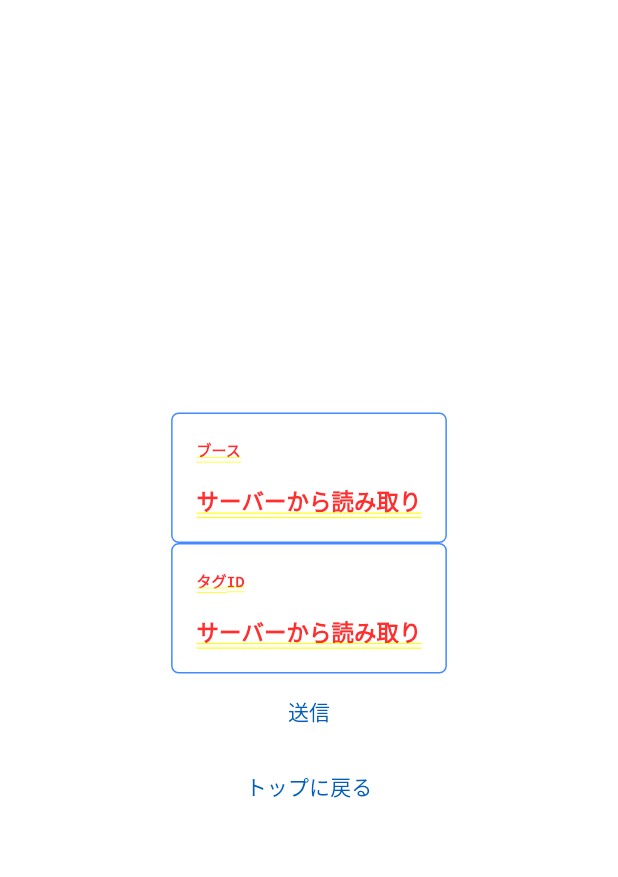
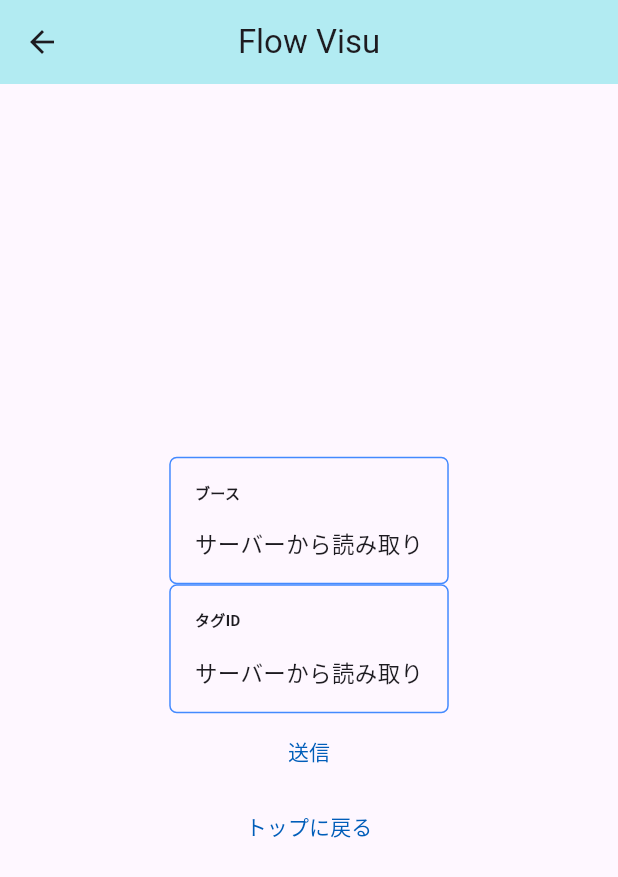
Before and after one commit to takaya0079/flow_visu_flutter, a Flutter app: the SensorPage screen opened by its route, after a tap on "タグの読み取り", on a phone screen of 412 x 824 dp. Shown: the top 877 px of the screen. Run offline on Flutter 3.47's test engine with Material 2 defaults, Android fonts, the phone set to English and light mode, and no system bars.

Commit message:
header name

```diff
--- /dev/null
+++ b/lib/components/header.dart
@@ -0,0 +1,19 @@
+import 'package:flutter/material.dart';
+
+class CustomAppBar extends StatelessWidget implements PreferredSizeWidget {
+  final String title;
+
+  CustomAppBar({required this.title});
+
+  @override
+  Widget build(BuildContext context) {
+    return AppBar(
+      title: Text(title),
+      centerTitle: true, // タイトルを中央揃えにします
+      backgroundColor: Colors.cyan[100], // 背景を薄い水色に設定します
+    );
+  }
+
+  @override
+  Size get preferredSize => Size.fromHeight(kToolbarHeight);
+}
--- a/lib/main.dart
+++ b/lib/main.dart
@@ -3,6 +3,7 @@ import 'package:flow_visu_flutter/pages/SensorPage.dart';
 import './pages/TopPage.dart';
 import './pages/co.dart';
 import './pages/StartPage.dart';
+import './pages/NamePage.dart';
 import 'package:flutter/material.dart';
 
 void main() {
@@ -27,6 +28,7 @@ class MyApp extends StatelessWidget {
         '/sensor' : (context) => const SensorPage(),
         '/start' :(context) => const StartPage(),
         '/confirm' :(context) => const comfirmation(),
+        '/name' :(context) => const NamePage(),
       }
 
       // home: const TopPage(),
--- a/lib/pages/SensorPage.dart
+++ b/lib/pages/SensorPage.dart
@@ -2,7 +2,7 @@ import 'package:flutter/material.dart';
 
 import '../components/PrimaryButton.dart';
 import '../components/dropdown.dart';
-
+import '../components/header.dart';
 
 class SensorPage extends StatefulWidget {
   const SensorPage({Key? key}) : super(key: key);
@@ -16,11 +16,13 @@ class SensorPageState extends State<SensorPage> {
 
   @override
   Widget build(BuildContext context) {
-    return Center(
+    return Scaffold(
+      appBar: CustomAppBar(title: 'Flow Visu'), // AppBar追加
+      body: Center(
         child: Column(
           mainAxisAlignment: MainAxisAlignment.center,
           children: <Widget>[
-          Material(  // <-- 追加
+            Material(
               child: DropdownWidget(
                 value: dropdownValue,
                 items: const ['1', '2', '3'],
@@ -30,7 +32,7 @@ class SensorPageState extends State<SensorPage> {
                   });
                 },
               ),
-          ),  // <-- 追加
+            ),
             PrimaryButton(
               onTap: () {
                 Navigator.pushNamed(context,'/start');
@@ -43,9 +45,10 @@ class SensorPageState extends State<SensorPage> {
               },
               displayText: 'トップに戻る'
             ),
-
           ]
-      )
+        ),
+      ),
     );
   }
+
 }
--- a/lib/pages/StartPage.dart
+++ b/lib/pages/StartPage.dart
@@ -2,6 +2,7 @@ import 'package:flutter/material.dart';
 
 import '../components/PrimaryButton.dart';
 import '../components/receive.dart';
+import '../components/header.dart';
 
 class StartPage extends StatefulWidget {
   const StartPage({Key? key}) : super(key: key);
@@ -15,15 +16,14 @@ class StartPageState extends State<StartPage> {
 
     @override
   Widget build(BuildContext context) {
-    return Center(
+    return Scaffold(
+      appBar: CustomAppBar(title: 'Flow Visu'), // AppBar追加
+      body: Center(
         child: Column(
           mainAxisAlignment: MainAxisAlignment.center,
           children: <Widget>[
             const TitleTextDisplay(title: 'ブース', text: 'サーバーから読み取り'),
-
             const TitleTextDisplay(title: 'タグID', text: 'サーバーから読み取り'),
-
-
             PrimaryButton(
               onTap: () {
                 Navigator.pushNamed(context,'/confirm');
@@ -36,9 +36,10 @@ class StartPageState extends State<StartPage> {
               },
               displayText: 'トップに戻る'
             ),
-
           ]
-      )
+        ),
+      ),
     );
   }
+
 }
--- a/lib/pages/co.dart
+++ b/lib/pages/co.dart
@@ -2,6 +2,7 @@ import 'package:flutter/material.dart';
 
 import '../components/PrimaryButton.dart';
 import '../components/receive.dart';
+import '../components/header.dart';
 
 class comfirmation extends StatefulWidget {
   const comfirmation({Key? key}) : super(key: key);
@@ -15,23 +16,24 @@ class comfirmationState extends State<comfirmation> {
 
   @override
   Widget build(BuildContext context) {
-    return Center(
+    return Scaffold(
+      appBar: CustomAppBar(title: 'Flow Visu'), // AppBar追加
+      body: Center(
         child: Column(
           mainAxisAlignment: MainAxisAlignment.center,
           children: <Widget>[
             const TitleTextDisplay(title: 'ブース', text: 'サーバーから読み取り'),
-
             const TitleTextDisplay(title: 'タグID', text: 'サーバーから読み取り'),
-
             PrimaryButton(
               onTap: () {
                 Navigator.pushNamed(context,'/');
               },
               displayText: 'トップに戻る'
             ),
-
           ]
         )
+      ),
     );
   }
+
 }
```
Also changed, not shown: lib/pages/NamePage.dart (added, +43 -0 lines). Lines whose indentation alone changed are shown as unchanged.
